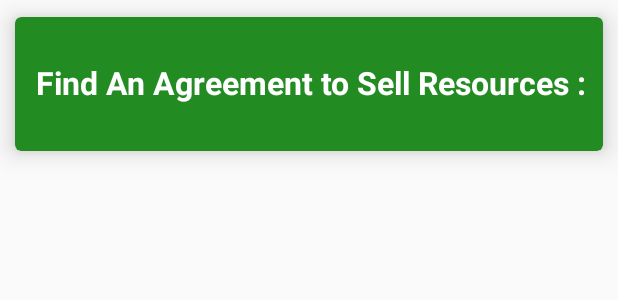
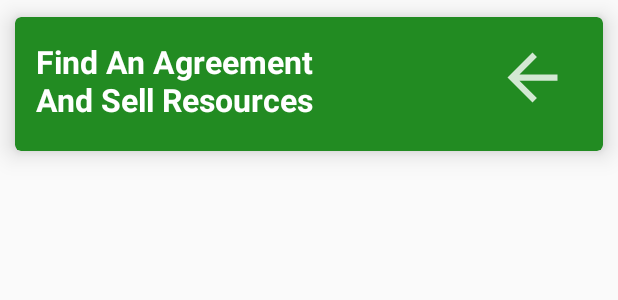
Before and after one commit to IT19073774/EcoClan_MAD, an Android app: the layout activity_sell_resource.xml on its own in the app's theme, with its tools: preview values and no code run, on a phone screen of 412 x 824 dp. Shown: the top 300 px of the screen. Run offline under Robolectric (Android 15) with nearby library versions, the phone set to English and light mode, and no system bars.

Commit message:
Completed SellResources Activity Commit

```diff
--- /dev/null
+++ b/app/src/main/res/drawable-anydpi/ic_back2.xml
@@ -0,0 +1,11 @@
+<vector xmlns:android="http://schemas.android.com/apk/res/android"
+    android:width="24dp"
+    android:height="24dp"
+    android:viewportWidth="24"
+    android:viewportHeight="24"
+    android:tint="#FFFFFF"
+    android:alpha="0.8">
+  <path
+      android:fillColor="@android:color/white"
+      android:pathData="M20,11H7.83l5.59,-5.59L12,4l-8,8 8,8 1.41,-1.41L7.83,13H20v-2z"/>
+</vector>
--- a/app/src/main/res/layout/activity_sell_resource.xml
+++ b/app/src/main/res/layout/activity_sell_resource.xml
@@ -25,16 +25,28 @@
 
         <TextView
             android:id="@+id/textView27"
-            android:layout_width="wrap_content"
+            android:layout_width="200dp"
             android:layout_height="wrap_content"
             android:layout_alignParentStart="true"
             android:layout_alignParentTop="true"
             android:layout_marginStart="14dp"
             android:textStyle="bold"
-            android:layout_marginTop="29dp"
-            android:text="Find An Agreement to Sell Resources :"
+            android:layout_marginTop="15dp"
+            android:text="Find An Agreement And Sell Resources "
             android:textColor="@color/white"
             android:textSize="21dp" />
+
+        <ImageView
+            android:id="@+id/imageView8"
+            android:layout_width="50dp"
+            android:layout_height="50dp"
+            android:layout_alignParentStart="true"
+            android:layout_alignParentTop="true"
+            android:layout_marginStart="320dp"
+            android:textStyle="bold"
+            android:onClick="back"
+            android:layout_marginTop="15dp"
+            app:srcCompat="@drawable/ic_back2" />
     </androidx.cardview.widget.CardView>
 
     <androidx.recyclerview.widget.RecyclerView
```
Also changed, not shown: app/src/main/java/com/example/ecoclan_v2/DataAdapter.java (+39 -3 lines), app/src/main/java/com/example/ecoclan_v2/SellResourceActivity.java (+60 -4 lines), app/src/main/res/drawable-hdpi/ic_back2.png (added), app/src/main/res/drawable-mdpi/ic_back2.png (added), app/src/main/res/drawable-xhdpi/ic_back2.png (added), app/src/main/res/drawable-xxhdpi/ic_back2.png (added).
